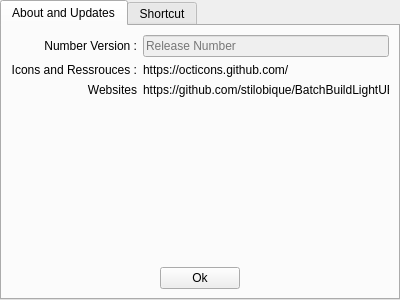
Old version of the form BatchLightUE4/Views/WindowsHelpView.ui in the repository shenyu0403/BatchBuildLightUE4.
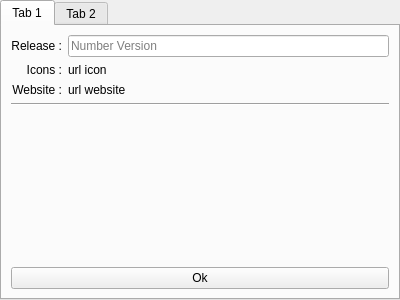
New version of the form. The open tabs and pages were chosen to show the change. Icons and pictures are not drawn.

Commit message: Fix icon and name

Diff of the .ui file:
```diff
--- a/BatchLightUE4/Views/WindowsHelpView.ui
+++ b/BatchLightUE4/Views/WindowsHelpView.ui
@@ -22,54 +22,22 @@
      <normaloff>../Resources/pin.png</normaloff>../Resources/pin.png</iconset>
    </attribute>
    <attribute name="title">
-    <string>About and Updates</string>
+    <string>Tab 1</string>
    </attribute>
-   <layout class="QGridLayout" name="gridLayout_3">
-    <item row="0" column="0">
      <layout class="QGridLayout" name="gridLayout_2">
-      <item row="2" column="0">
-       <layout class="QHBoxLayout" name="horizontalLayout_4">
-        <item>
-         <spacer name="horizontalSpacer">
-          <property name="orientation">
-           <enum>Qt::Horizontal</enum>
-          </property>
-          <property name="sizeHint" stdset="0">
-           <size>
-            <width>40</width>
-            <height>20</height>
-           </size>
-          </property>
-         </spacer>
-        </item>
-        <item>
-         <widget class="QPushButton" name="pushButton">
+    <item row="3" column="0">
+     <widget class="QPushButton" name="pushOk">
           <property name="text">
            <string>Ok</string>
           </property>
          </widget>
         </item>
-        <item>
-         <spacer name="horizontalSpacer_2">
-          <property name="orientation">
-           <enum>Qt::Horizontal</enum>
-          </property>
-          <property name="sizeHint" stdset="0">
-           <size>
-            <width>40</width>
-            <height>20</height>
-           </size>
-          </property>
-         </spacer>
-        </item>
-       </layout>
-      </item>
       <item row="0" column="0">
        <layout class="QGridLayout" name="gridLayout">
         <item row="0" column="0">
          <widget class="QLabel" name="label">
           <property name="text">
-           <string>Number Version :</string>
+         <string>Release :</string>
           </property>
           <property name="alignment">
            <set>Qt::AlignRight|Qt::AlignTrailing|Qt::AlignVCenter</set>
@@ -78,18 +46,18 @@
         </item>
         <item row="0" column="1">
          <widget class="QLineEdit" name="lineEdit">
-          <property name="enabled">
-           <bool>false</bool>
+        <property name="text">
+         <string/>
           </property>
           <property name="placeholderText">
-           <string>Release Number</string>
+         <string>Number Version</string>
           </property>
          </widget>
         </item>
         <item row="1" column="0">
          <widget class="QLabel" name="label_2">
           <property name="text">
-           <string>Icons and Ressrouces :</string>
+         <string>Icons :</string>
           </property>
           <property name="alignment">
            <set>Qt::AlignRight|Qt::AlignTrailing|Qt::AlignVCenter</set>
@@ -99,14 +67,14 @@
         <item row="1" column="1">
          <widget class="QLabel" name="label_4">
           <property name="text">
-           <string>https://octicons.github.com/</string>
+         <string>url icon</string>
           </property>
          </widget>
         </item>
         <item row="2" column="0">
          <widget class="QLabel" name="label_3">
           <property name="text">
-           <string>Websites</string>
+         <string>Website :</string>
           </property>
           <property name="alignment">
            <set>Qt::AlignRight|Qt::AlignTrailing|Qt::AlignVCenter</set>
@@ -116,13 +84,20 @@
         <item row="2" column="1">
          <widget class="QLabel" name="label_5">
           <property name="text">
-           <string>https://github.com/stilobique/BatchBuildLightUE4</string>
+         <string>url website</string>
           </property>
          </widget>
         </item>
        </layout>
       </item>
       <item row="1" column="0">
+     <widget class="Line" name="line">
+      <property name="orientation">
+       <enum>Qt::Horizontal</enum>
+      </property>
+     </widget>
+    </item>
+    <item row="2" column="0">
        <spacer name="verticalSpacer">
         <property name="orientation">
          <enum>Qt::Vertical</enum>
@@ -136,8 +111,6 @@
        </spacer>
       </item>
      </layout>
-    </item>
-   </layout>
   </widget>
   <widget class="QWidget" name="tab">
    <attribute name="icon">
@@ -145,7 +118,7 @@
      <normaloff>../Resources/text-size.png</normaloff>../Resources/text-size.png</iconset>
    </attribute>
    <attribute name="title">
-    <string>Shortcut</string>
+    <string>Tab 2</string>
    </attribute>
   </widget>
  </widget>
```
Left out of the diff: 23 changed lines with no effect on the pictures. Lines whose indentation alone changed are shown as unchanged. The commit also changes 3 other files.
